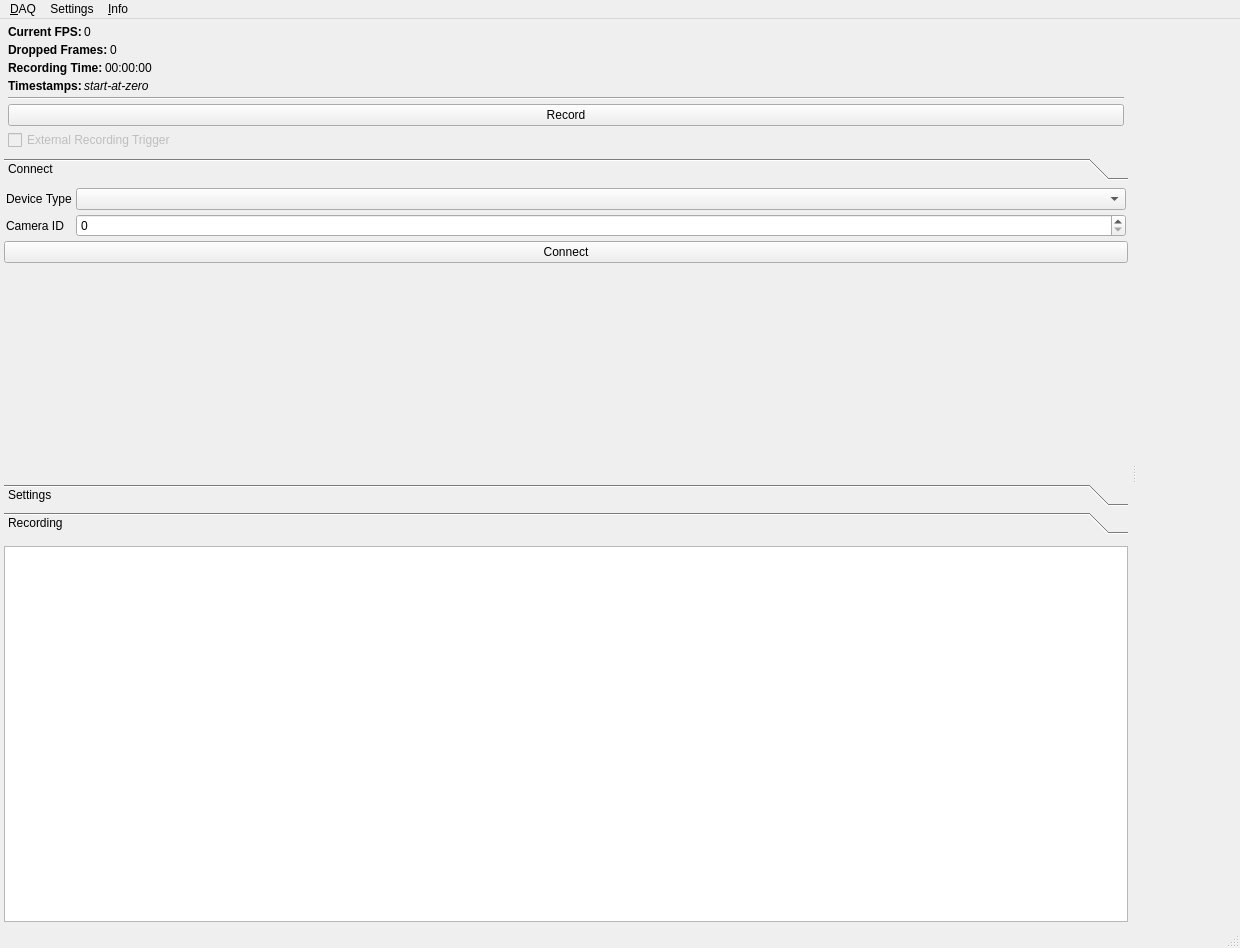
bothlab/pomidaq, file src/mainwindow.ui: the form before one commit.
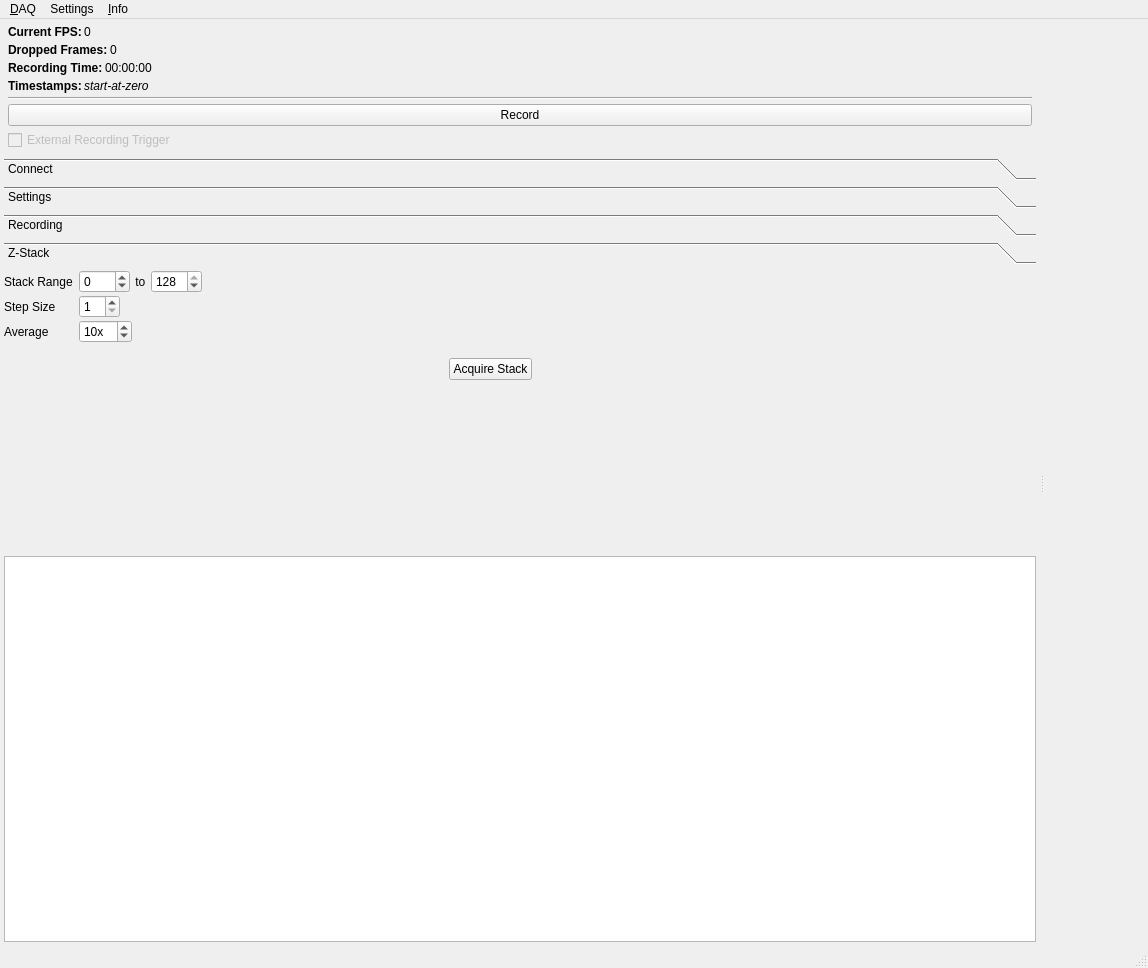
The form after the commit. The open tabs and pages were chosen to show the change. Icons and pictures are not drawn. Custom widgets are drawn as their Qt base class.

Commit message: Implement experimental z-stack capture feature

```diff
--- a/src/mainwindow.ui
+++ b/src/mainwindow.ui
@@ -6,8 +6,8 @@
    <rect>
     <x>0</x>
     <y>0</y>
-    <width>1240</width>
-    <height>948</height>
+    <width>1148</width>
+    <height>968</height>
    </rect>
   </property>
   <property name="windowTitle">
@@ -337,8 +337,8 @@
             <rect>
              <x>0</x>
              <y>0</y>
-             <width>1124</width>
-             <height>273</height>
+             <width>1032</width>
+             <height>244</height>
             </rect>
            </property>
            <attribute name="label">
@@ -909,6 +909,271 @@
             </item>
            </layout>
           </widget>
+          <widget class="QWidget" name="pageZStack">
+           <property name="geometry">
+            <rect>
+             <x>0</x>
+             <y>0</y>
+             <width>1032</width>
+             <height>246</height>
+            </rect>
+           </property>
+           <attribute name="label">
+            <string>Z-Stack</string>
+           </attribute>
+           <layout class="QVBoxLayout" name="verticalLayout_3">
+            <property name="spacing">
+             <number>4</number>
+            </property>
+            <property name="leftMargin">
+             <number>0</number>
+            </property>
+            <property name="topMargin">
+             <number>0</number>
+            </property>
+            <property name="rightMargin">
+             <number>0</number>
+            </property>
+            <property name="bottomMargin">
+             <number>0</number>
+            </property>
+            <item>
+             <layout class="QFormLayout" name="formLayout_4">
+              <property name="horizontalSpacing">
+               <number>4</number>
+              </property>
+              <property name="verticalSpacing">
+               <number>2</number>
+              </property>
+              <item row="0" column="0">
+               <widget class="QLabel" name="stackRangeLabel">
+                <property name="text">
+                 <string>Stack Range</string>
+                </property>
+               </widget>
+              </item>
+              <item row="0" column="1">
+               <widget class="QWidget" name="displayMinMaxWidget_2" native="true">
+                <layout class="QHBoxLayout" name="horizontalLayout_13">
+                 <property name="spacing">
+                  <number>2</number>
+                 </property>
+                 <property name="leftMargin">
+                  <number>2</number>
+                 </property>
+                 <property name="topMargin">
+                  <number>0</number>
+                 </property>
+                 <property name="bottomMargin">
+                  <number>0</number>
+                 </property>
+                 <item>
+                  <widget class="QSpinBox" name="sbStackFrom">
+                   <property name="toolTip">
+                    <string>Minimum grayscale pixel value</string>
+                   </property>
+                   <property name="minimum">
+                    <number>-128</number>
+                   </property>
+                   <property name="maximum">
+                    <number>128</number>
+                   </property>
+                  </widget>
+                 </item>
+                 <item>
+                  <widget class="QLabel" name="label_5">
+                   <property name="text">
+                    <string> to </string>
+                   </property>
+                  </widget>
+                 </item>
+                 <item>
+                  <widget class="QSpinBox" name="sbStackTo">
+                   <property name="toolTip">
+                    <string>Maximum grayscale pixel value</string>
+                   </property>
+                   <property name="minimum">
+                    <number>-128</number>
+                   </property>
+                   <property name="maximum">
+                    <number>128</number>
+                   </property>
+                   <property name="value">
+                    <number>128</number>
+                   </property>
+                  </widget>
+                 </item>
+                 <item>
+                  <spacer name="horizontalSpacer_4">
+                   <property name="orientation">
+                    <enum>Qt::Horizontal</enum>
+                   </property>
+                   <property name="sizeHint" stdset="0">
+                    <size>
+                     <width>40</width>
+                     <height>20</height>
+                    </size>
+                   </property>
+                  </spacer>
+                 </item>
+                </layout>
+               </widget>
+              </item>
+              <item row="1" column="0">
+               <widget class="QLabel" name="stackStepSizeLabel">
+                <property name="text">
+                 <string>Step Size</string>
+                </property>
+               </widget>
+              </item>
+              <item row="1" column="1">
+               <widget class="QWidget" name="widget_9" native="true">
+                <layout class="QHBoxLayout" name="horizontalLayout_3">
+                 <property name="spacing">
+                  <number>2</number>
+                 </property>
+                 <property name="leftMargin">
+                  <number>2</number>
+                 </property>
+                 <property name="topMargin">
+                  <number>0</number>
+                 </property>
+                 <property name="bottomMargin">
+                  <number>0</number>
+                 </property>
+                 <item>
+                  <widget class="QSpinBox" name="sbStackStepSize">
+                   <property name="minimum">
+                    <number>1</number>
+                   </property>
+                  </widget>
+                 </item>
+                 <item>
+                  <spacer name="horizontalSpacer_3">
+                   <property name="orientation">
+                    <enum>Qt::Horizontal</enum>
+                   </property>
+                   <property name="sizeHint" stdset="0">
+                    <size>
+                     <width>969</width>
+                     <height>20</height>
+                    </size>
+                   </property>
+                  </spacer>
+                 </item>
+                </layout>
+               </widget>
+              </item>
+              <item row="2" column="0">
+               <widget class="QLabel" name="stackAverageLabel">
+                <property name="text">
+                 <string>Average</string>
+                </property>
+               </widget>
+              </item>
+              <item row="2" column="1">
+               <widget class="QWidget" name="widget_10" native="true">
+                <layout class="QHBoxLayout" name="horizontalLayout_5">
+                 <property name="spacing">
+                  <number>2</number>
+                 </property>
+                 <property name="leftMargin">
+                  <number>2</number>
+                 </property>
+                 <property name="topMargin">
+                  <number>0</number>
+                 </property>
+                 <property name="bottomMargin">
+                  <number>0</number>
+                 </property>
+                 <item>
+                  <widget class="QSpinBox" name="sbStackAverage">
+                   <property name="suffix">
+                    <string>x</string>
+                   </property>
+                   <property name="minimum">
+                    <number>1</number>
+                   </property>
+                   <property name="maximum">
+                    <number>120</number>
+                   </property>
+                   <property name="value">
+                    <number>10</number>
+                   </property>
+                  </widget>
+                 </item>
+                 <item>
+                  <spacer name="horizontalSpacer_6">
+                   <property name="orientation">
+                    <enum>Qt::Horizontal</enum>
+                   </property>
+                   <property name="sizeHint" stdset="0">
+                    <size>
+                     <width>953</width>
+                     <height>20</height>
+                    </size>
+                   </property>
+                  </spacer>
+                 </item>
+                </layout>
+               </widget>
+              </item>
+             </layout>
+            </item>
+            <item>
+             <widget class="QWidget" name="widget_8" native="true">
+              <layout class="QHBoxLayout" name="horizontalLayout_12">
+               <item>
+                <spacer name="horizontalSpacer_8">
+                 <property name="orientation">
+                  <enum>Qt::Horizontal</enum>
+                 </property>
+                 <property name="sizeHint" stdset="0">
+                  <size>
+                   <width>40</width>
+                   <height>20</height>
+                  </size>
+                 </property>
+                </spacer>
+               </item>
+               <item>
+                <widget class="QPushButton" name="btnAcquireZStack">
+                 <property name="text">
+                  <string>Acquire Stack</string>
+                 </property>
+                </widget>
+               </item>
+               <item>
+                <spacer name="horizontalSpacer_7">
+                 <property name="orientation">
+                  <enum>Qt::Horizontal</enum>
+                 </property>
+                 <property name="sizeHint" stdset="0">
+                  <size>
+                   <width>493</width>
+                   <height>20</height>
+                  </size>
+                 </property>
+                </spacer>
+               </item>
+              </layout>
+             </widget>
+            </item>
+            <item>
+             <spacer name="verticalSpacer_3">
+              <property name="orientation">
+               <enum>Qt::Vertical</enum>
+              </property>
+              <property name="sizeHint" stdset="0">
+               <size>
+                <width>20</width>
+                <height>107</height>
+               </size>
+              </property>
+             </spacer>
+            </item>
+           </layout>
+          </widget>
          </widget>
         </item>
         <item>
@@ -990,8 +1255,8 @@
     <rect>
      <x>0</x>
      <y>0</y>
-     <width>1240</width>
-     <height>22</height>
+     <width>1148</width>
+     <height>23</height>
     </rect>
    </property>
    <widget class="QMenu" name="menuInfo">
```
Left out of the diff: 8 changed lines with no effect on the pictures. The commit also changes 7 other files.
